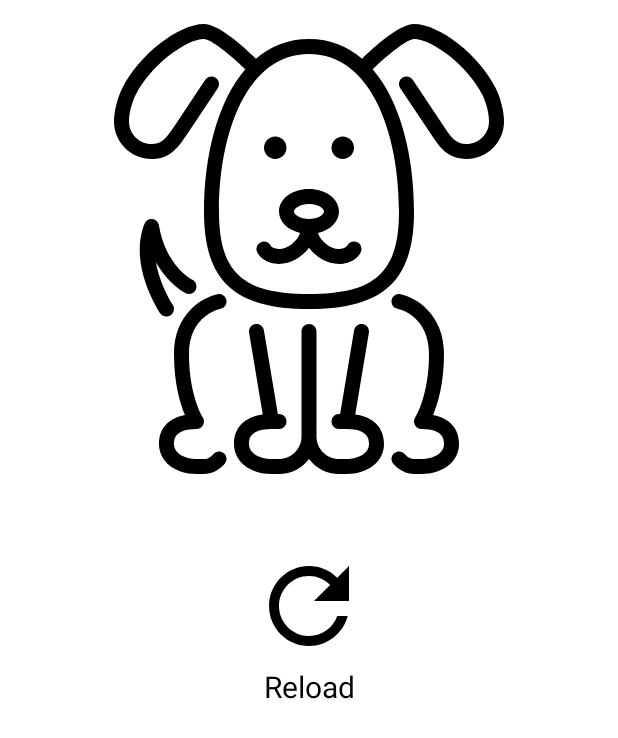
After one commit to tarik-git/Predavanja, an Android app: the layout fragment_dog.xml on its own in the app's theme, with its tools: preview values and no code run, on a phone screen of 412 x 824 dp. The commit adds this screen. Shown: the top 738 px of the screen. Run offline under Robolectric (Android 15) with nearby library versions, the phone set to English and light mode, and no system bars.

Commit message:
feat: Kraj predavanja 1

```diff
--- a/DogsApplication/app/build.gradle
+++ b/DogsApplication/app/build.gradle
@@ -26,6 +26,11 @@ android {
         sourceCompatibility JavaVersion.VERSION_1_8
         targetCompatibility JavaVersion.VERSION_1_8
     }
+
+    buildFeatures {
+        viewBinding true
+    }
+
 }
 
 dependencies {
--- a/DogsApplication/app/src/main/java/com/tarik/dogsapplication/ui/SearchFragment.java
+++ b/DogsApplication/app/src/main/java/com/tarik/dogsapplication/ui/SearchFragment.java
@@ -1,4 +1,6 @@
 package com.tarik.dogsapplication.ui;
 
-public class SearchFragment {
+import androidx.fragment.app.Fragment;
+
+public class SearchFragment extends Fragment {
 }
--- /dev/null
+++ b/DogsApplication/app/src/main/res/layout/fragment_dog.xml
@@ -0,0 +1,43 @@
+<?xml version="1.0" encoding="utf-8"?>
+<androidx.constraintlayout.widget.ConstraintLayout xmlns:android="http://schemas.android.com/apk/res/android"
+    xmlns:app="http://schemas.android.com/apk/res-auto"
+    xmlns:tools="http://schemas.android.com/tools"
+    android:layout_width="match_parent"
+    android:layout_height="match_parent">
+
+    <ImageView
+        android:id="@+id/dog_image_view"
+        android:layout_width="300dp"
+        android:layout_height="300dp"
+        android:layout_marginStart="16dp"
+        android:layout_marginTop="16dp"
+        android:layout_marginEnd="16dp"
+        app:layout_constraintEnd_toEndOf="parent"
+        app:layout_constraintStart_toStartOf="parent"
+        app:layout_constraintTop_toTopOf="parent"
+        app:srcCompat="@drawable/dog" />
+
+    <ImageButton
+        android:id="@+id/reload_image_button"
+        android:layout_width="80dp"
+        android:layout_height="80dp"
+        android:layout_marginTop="48dp"
+        app:layout_constraintEnd_toEndOf="@+id/dog_image_view"
+        app:layout_constraintStart_toStartOf="@+id/dog_image_view"
+        app:layout_constraintTop_toBottomOf="@+id/dog_image_view"
+        app:srcCompat="@drawable/ic_baseline_refresh"
+        android:background="?attr/selectableItemBackgroundBorderless"
+        android:scaleType="fitCenter"
+        />
+
+    <TextView
+        android:id="@+id/textView"
+        android:layout_width="wrap_content"
+        android:layout_height="wrap_content"
+        android:text="@string/reload"
+        android:textColor="@android:color/black"
+        android:textSize="20sp"
+        app:layout_constraintEnd_toEndOf="@+id/reload_image_button"
+        app:layout_constraintStart_toStartOf="@+id/reload_image_button"
+        app:layout_constraintTop_toBottomOf="@+id/reload_image_button" />
+</androidx.constraintlayout.widget.ConstraintLayout>
```
Also changed, not shown: DogsApplication/app/src/main/java/com/tarik/dogsapplication/MainActivity.java (+36 -1 lines), DogsApplication/app/src/main/java/com/tarik/dogsapplication/model/DogResponse.java (added, +8 -0 lines), DogsApplication/app/src/main/java/com/tarik/dogsapplication/retrofit/DogsRetrofitService.java (added, +10 -0 lines), DogsApplication/app/src/main/java/com/tarik/dogsapplication/ui/DogFragment.java (+27 -1 lines), DogsApplication/app/src/main/res/layout/activity_main.xml (+14 -4 lines).
